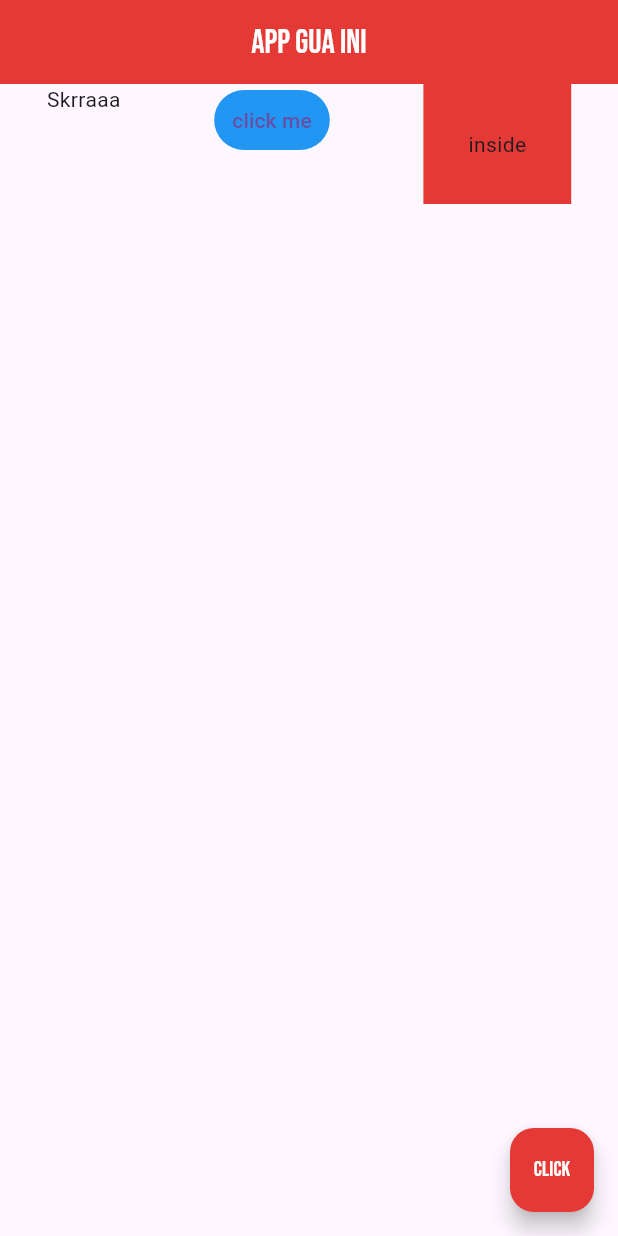
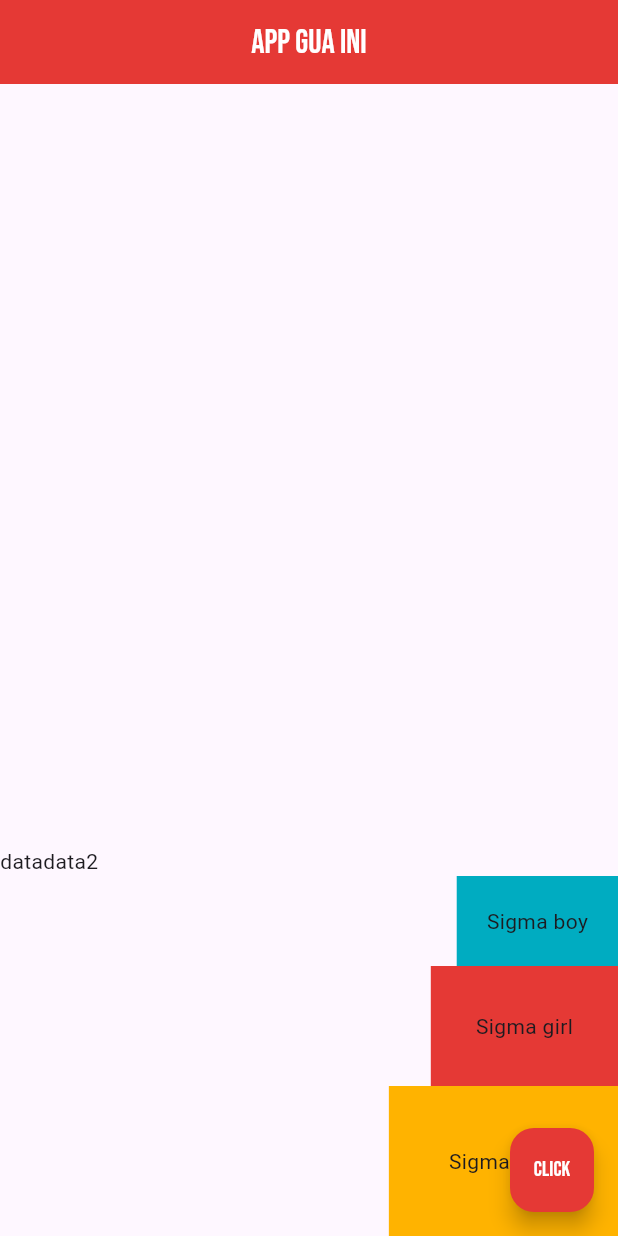
Before and after one commit to AdamJoestar/my_app, a Flutter app: the screen it shows after launch, on a phone screen of 412 x 824 dp. Run offline on Flutter 3.47's test engine with Material 3 defaults, Android fonts, the phone set to English and light mode, and no system bars.

Commit message:
column in flutter

```diff
--- a/lib/main.dart
+++ b/lib/main.dart
@@ -20,23 +20,31 @@ class Home extends StatelessWidget {
         centerTitle: true,
         backgroundColor: Colors.red[600],
       ),
-      body: Row(
-        mainAxisAlignment: MainAxisAlignment.spaceAround,
-        crossAxisAlignment: CrossAxisAlignment.start,
+      body: Column(
+        mainAxisAlignment: MainAxisAlignment.end,
+        crossAxisAlignment: CrossAxisAlignment.end,
         children: [
-          Text('Skrraaa'),
-          TextButton(
-            style: TextButton.styleFrom(
-              backgroundColor: Colors.blue, // Set the background color to blue
-            ),
-            onPressed: () {},
-            child: Text('click me'),
-            ),
-            Container(
+          Row(
+            children: [
+              Text('data'),
+              Text('data2'),
+            ],
+          ),
+          Container(
+            padding: EdgeInsets.all(20.0),
+            color: Colors.cyan[600],
+            child: Text('Sigma boy'),
+          ),
+           Container(
+            padding: EdgeInsets.all(30.0),
             color: Colors.red[600],
-            padding: EdgeInsets.all(30.0),
-            child: Text('inside'),
-            ),
+            child: Text('Sigma girl'),
+          ),
+           Container(
+            padding: EdgeInsets.all(40.0),
+            color: Colors.amber[600],
+            child: Text('Sigma man'),
+          ),
         ],
       ),
       floatingActionButton: FloatingActionButton(
```
